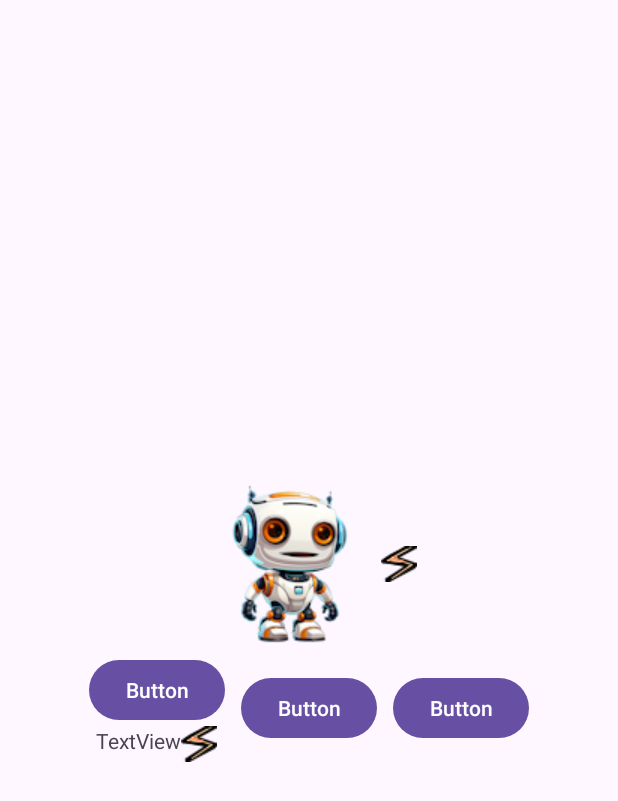
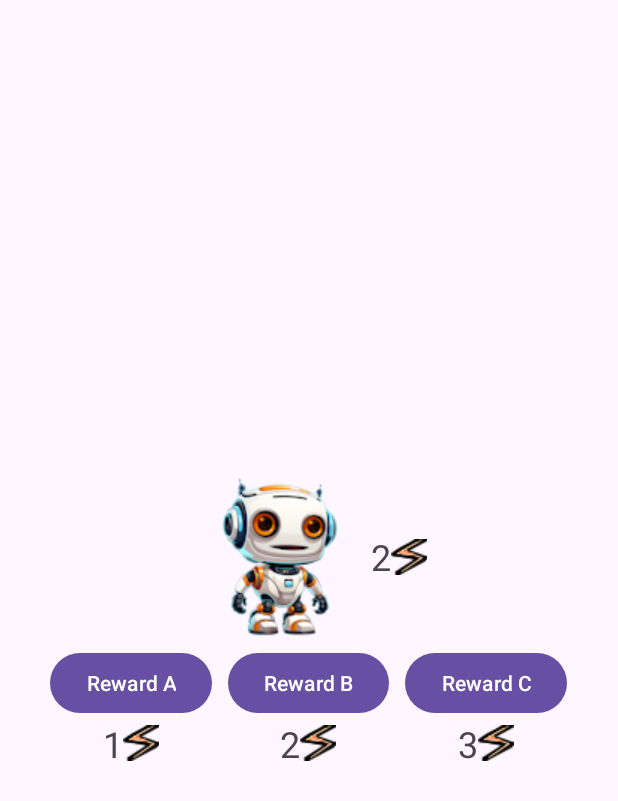
Before and after one commit to paul-satoru-hernandez/cse3200-ice1, an Android app: the screen it shows after launch (MainActivity), on a phone screen of 412 x 824 dp. Shown: the top 801 px of the screen. Run offline under Robolectric (Android 15) with nearby library versions, the phone set to English and light mode, and no system bars.

Commit message:
finish layout

```diff
--- a/app/src/main/res/layout/activity_main.xml
+++ b/app/src/main/res/layout/activity_main.xml
@@ -14,7 +14,7 @@
         android:layout_height="wrap_content"
         android:gravity="center">
         <ImageView
-            android:id="@+id/imageView"
+            android:id="@+id/robot_img"
             android:layout_width="wrap_content"
             android:layout_height="wrap_content"
             app:layout_constraintEnd_toEndOf="parent"
@@ -22,12 +22,19 @@
             app:srcCompat="@drawable/king_of_detroit_robot_white_large"
             tools:layout_editor_absoluteY="245dp" />
 
-        <ImageView
-            android:id="@+id/imageView3"
+        <TextView
+            android:id="@+id/result"
             android:layout_width="wrap_content"
             android:layout_height="wrap_content"
-            app:srcCompat="@drawable/energy_counter" />
+            android:text="2"
+            android:textSize="24sp" />
 
+        <ImageView
+            android:id="@+id/energy_1"
+            android:layout_width="wrap_content"
+            android:layout_height="wrap_content"
+            app:srcCompat="@drawable/energy_counter"
+            android:contentDescription=""/>
     </LinearLayout>
 
     <LinearLayout
@@ -35,52 +42,101 @@
         android:layout_height="wrap_content"
         android:gravity="center"
         android:orientation="horizontal">
+        <LinearLayout
+            android:layout_width="wrap_content"
+            android:layout_height="wrap_content"
+            android:orientation="vertical"
+            android:gravity="center">
+            <Button
+                android:id="@+id/reward_a_button"
+                android:layout_width="wrap_content"
+                android:layout_height="wrap_content"
+                android:layout_marginHorizontal="5dp"
+                android:text="@string/button1_name" />
+            <LinearLayout
+                android:layout_width="wrap_content"
+                android:layout_height="wrap_content"
+                android:orientation="horizontal"
+                android:gravity="center">
+
+                <TextView
+                    android:id="@+id/reward_a_text"
+                    android:layout_width="wrap_content"
+                    android:layout_height="wrap_content"
+                    android:text="@string/reward_1"
+                    android:textSize="24sp" />
+                <ImageView
+                    android:id="@+id/energy_2"
+                    android:layout_width="wrap_content"
+                    android:layout_height="wrap_content"
+                    android:layout_weight="1"
+                    app:srcCompat="@drawable/energy_counter" />
+            </LinearLayout>
+        </LinearLayout>
+
+        <LinearLayout
+            android:layout_width="wrap_content"
+            android:layout_height="wrap_content"
+            android:orientation="vertical"
+            android:gravity="center">
+            <Button
+                android:id="@+id/reward_b_button"
+                android:layout_width="wrap_content"
+                android:layout_height="wrap_content"
+                android:layout_marginHorizontal="5dp"
+                android:text="@string/button2_name" />
+            <LinearLayout
+                android:layout_width="wrap_content"
+                android:layout_height="wrap_content"
+                android:orientation="horizontal"
+                android:gravity="center">
+                <TextView
+                    android:id="@+id/reward_b_text"
+                    android:layout_width="wrap_content"
+                    android:layout_height="wrap_content"
+                    android:layout_weight="1"
+                    android:text="@string/reward_2"
+                    android:textSize="24sp" />
+                <ImageView
+                    android:id="@+id/energy_3"
+                    android:layout_width="wrap_content"
+                    android:layout_height="wrap_content"
+                    android:layout_weight="1"
+                    app:srcCompat="@drawable/energy_counter" />
+            </LinearLayout>
+        </LinearLayout>
 
         <LinearLayout
             android:layout_width="wrap_content"
             android:layout_height="wrap_content"
             android:gravity="center"
             android:orientation="vertical">
-
             <Button
-                android:id="@+id/button"
+                android:id="@+id/reward_c_button"
                 android:layout_width="wrap_content"
                 android:layout_height="wrap_content"
                 android:layout_marginHorizontal="5dp"
-                android:text="Button" />
-
+                android:text="@string/button3_name" />
             <LinearLayout
                 android:layout_width="wrap_content"
-                android:layout_height="wrap_content">
+                android:layout_height="wrap_content"
+                android:orientation="horizontal"
+                android:gravity="center">
                 <TextView
-                    android:id="@+id/textView"
-                    android:layout_width="wrap_content"
+                    android:id="@+id/reward_c_text"
+                    android:layout_width="match_parent"
                     android:layout_height="wrap_content"
-                    android:text="TextView" />
-
+                    android:text="@string/reward_3"
+                    android:textSize="24sp" />
                 <ImageView
-                    android:id="@+id/imageView4"
-                    android:layout_width="wrap_content"
+                    android:id="@+id/energy_4"
+                    android:layout_width="match_parent"
                     android:layout_height="wrap_content"
-                    android:layout_weight="1"
                     app:srcCompat="@drawable/energy_counter" />
             </LinearLayout>
 
         </LinearLayout>
 
-        <Button
-            android:id="@+id/button3"
-            android:layout_width="wrap_content"
-            android:layout_height="wrap_content"
-            android:layout_marginHorizontal="5dp"
-            android:text="Button" />
-
-        <Button
-            android:id="@+id/button2"
-            android:layout_width="wrap_content"
-            android:layout_height="wrap_content"
-            android:layout_marginHorizontal="5dp"
-            android:text="Button" />
     </LinearLayout>
 
 </LinearLayout>
--- a/app/src/main/res/values/strings.xml
+++ b/app/src/main/res/values/strings.xml
@@ -1,3 +1,9 @@
 <resources>
     <string name="app_name">robotpurchaseactivity</string>
+    <string name="button1_name">Reward A</string>
+    <string name="button2_name">Reward B</string>
+    <string name="button3_name">Reward C</string>
+    <string name="reward_1">1</string>
+    <string name="reward_2">2</string>
+    <string name="reward_3">3</string>
 </resources>
```
